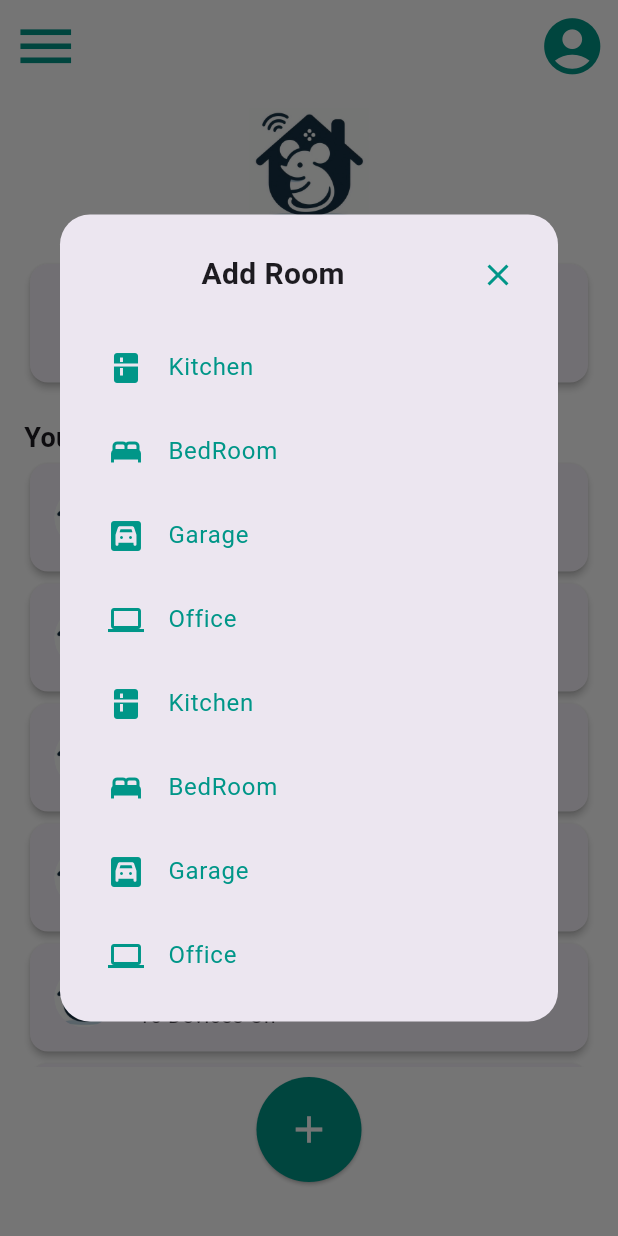
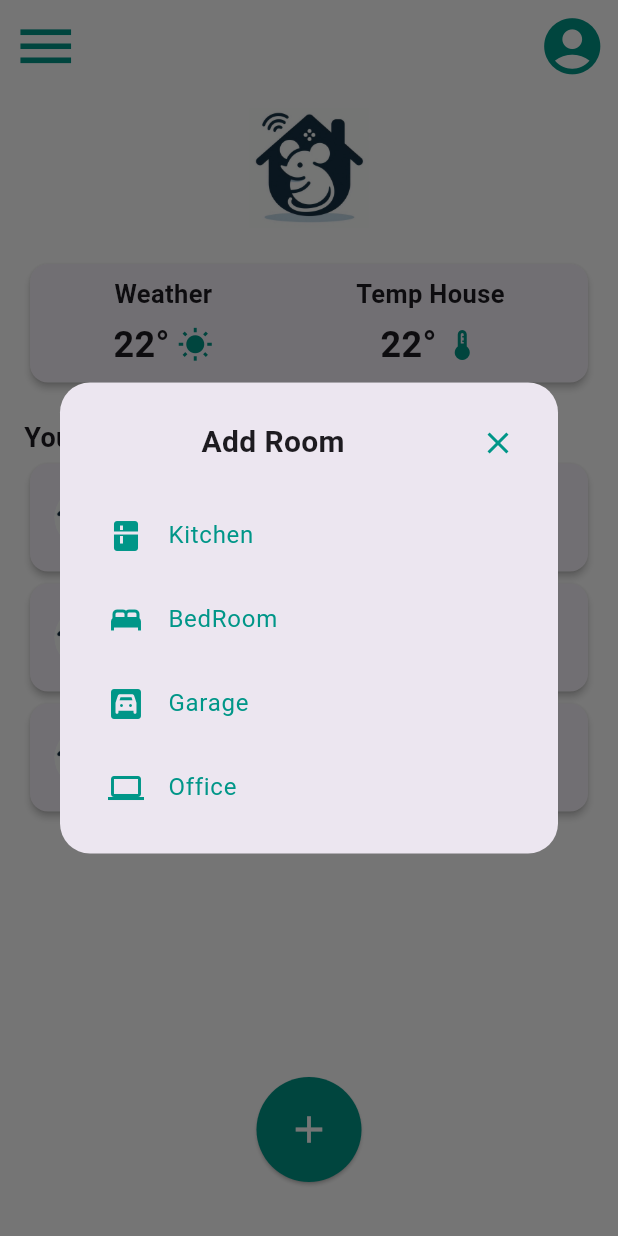
Before and after one commit to RGrave22/smhouse_app, a Flutter app: the MainScreen screen opened directly with empty values, after a tap on the "add" icon, on a phone screen of 412 x 824 dp. Run offline on Flutter 3.47's test engine with Material 3 defaults, Android fonts, the phone set to English and light mode, and no system bars; our stand-ins replace sqflite; accounts and stored records are empty.

Commit message:
Update MainPage.dart

```diff
--- a/lib/MainPage.dart
+++ b/lib/MainPage.dart
@@ -11,7 +11,10 @@ class MainScreen extends StatefulWidget {
 }
 
 class _MainScreenState extends State<MainScreen> {
-  // Método para exibir o popup customizado
+  // Lista para armazenar as divisões criadas, com algumas salas padrão
+  List<String> rooms = ['Living Room', 'Bedroom', 'Kitchen'];
+
+  // Método para exibir o popup de seleção de tipo de sala
   void _showAddRoomDialog() {
     showDialog(
       context: context,
@@ -43,7 +46,7 @@ void _showAddRoomDialog() {
                     ),
                     // Botão de fechar
                     IconButton(
-                    icon: Icon(Icons.close, color: Colors.teal),
+                      icon: const Icon(Icons.close, color: Colors.teal),
                       onPressed: () {
                         Navigator.of(context).pop(); // Fecha o popup
                       },
@@ -56,10 +59,6 @@ void _showAddRoomDialog() {
                 _buildRoomOption(Icons.bed, "BedRoom"),
                 _buildRoomOption(Icons.garage, "Garage"),
                 _buildRoomOption(Icons.computer, "Office"),
-                            _buildRoomOption(Icons.kitchen, "Kitchen"),
-              _buildRoomOption(Icons.bed, "BedRoom"),
-              _buildRoomOption(Icons.garage, "Garage"),
-              _buildRoomOption(Icons.computer, "Office"),
               ],
             ),
           ),
@@ -68,19 +67,93 @@ void _showAddRoomDialog() {
     );
   }
 
+  void _showEditRoomDialog(String roomType) {
+  TextEditingController _roomNameController = TextEditingController();
 
+  showDialog(
+    context: context,
+    builder: (BuildContext context) {
+      return Dialog(
+        shape: RoundedRectangleBorder(
+          borderRadius: BorderRadius.circular(20),
+        ),
+        child: Padding(
+          padding: const EdgeInsets.all(16.0),
+          child: Column(
+            mainAxisSize: MainAxisSize.min,
+            children: [
+              Row(
+                mainAxisAlignment: MainAxisAlignment.center,
+                children: [
+                  Expanded(
+                    child: Center(
+                      child: Text(
+                        'Edit Room - $roomType',
+                        style: const TextStyle(
+                          fontSize: 20,
+                          fontWeight: FontWeight.bold,
+                        ),
+                      ),
+                    ),
+                  ),
+                  IconButton(
+                    icon: const Icon(Icons.close, color: Colors.teal),
+                    onPressed: () {
+                      Navigator.of(context).pop();
+                    },
+                  ),
+                ],
+              ),
+              const SizedBox(height: 10),
+              TextField(
+                controller: _roomNameController,
+                decoration: const InputDecoration(
+                  labelText: 'Room Name',
+                  border: OutlineInputBorder(),
+                ),
+              ),
+              const SizedBox(height: 20),
+              ElevatedButton(
+                onPressed: () {
+                  // Verifica se o campo está vazio e atribui um nome padrão
+                  String roomName = _roomNameController.text.isEmpty
+                      ? 'Room ${rooms.length + 1}'
+                      : _roomNameController.text;
 
-  // Método para criar cada opção de divisão
+                  Navigator.of(context).pop();
+                  setState(() {
+                    rooms.add(roomName);
+                  });
+                  ScaffoldMessenger.of(context).showSnackBar(
+                    SnackBar(content: Text('Room "$roomName" created!')),
+                  );
+                },
+                style: ElevatedButton.styleFrom(
+                  backgroundColor: Colors.teal,
+                ),
+                child: const Text(
+                  'Create',
+                  style: TextStyle(
+                      fontSize: 16,
+                      fontWeight: FontWeight.bold,
+                      color: Colors.white),
+                ),
+              ),
+            ],
+          ),
+        ),
+      );
+    },
+  );
+}
+
   Widget _buildRoomOption(IconData icon, String label) {
     return ListTile(
       leading: Icon(icon, color: Colors.teal),
-      title: Text(label, style: TextStyle(color: Colors.teal)),
+      title: Text(label, style: const TextStyle(color: Colors.teal)),
       onTap: () {
-        // Lógica para seleção da divisão
         Navigator.of(context).pop();
-        ScaffoldMessenger.of(context).showSnackBar(
-          SnackBar(content: Text('$label added!')),
-        );
+        _showEditRoomDialog(label);
       },
     );
   }
@@ -92,13 +165,13 @@ void _showAddRoomDialog() {
         backgroundColor: Colors.white,
         elevation: 0,
         leading: IconButton(
-          icon: Icon(Icons.menu, color: Colors.teal),
+          icon: const Icon(Icons.menu, color: Colors.teal),
           iconSize: 45,
           onPressed: () {},
         ),
         actions: [
           IconButton(
-            icon: Icon(Icons.account_circle, color: Colors.teal),
+            icon: const Icon(Icons.account_circle, color: Colors.teal),
             iconSize: 45,
             onPressed: () {},
           ),
@@ -112,7 +185,7 @@ void _showAddRoomDialog() {
             Center(
               child: Image.asset('assets/Logo_init.jpeg', height: 80),
             ),
-            SizedBox(height: 20),
+            const SizedBox(height: 20),
             Card(
               elevation: 2,
               child: Padding(
@@ -126,40 +199,35 @@ void _showAddRoomDialog() {
                 ),
               ),
             ),
-            SizedBox(height: 20),
-            Text(
+            const SizedBox(height: 20),
+            const Text(
               'Your House:',
               style: TextStyle(fontSize: 18, fontWeight: FontWeight.bold),
             ),
             Expanded(
               child: ListView(
-                children: [
-                  _buildRoomCard('Living Room', '20 Devices On'),
-                  _buildRoomCard('Bedroom', '10 Devices On'),
-                  _buildRoomCard('Kitchen', '5 Devices On'),
-                                    _buildRoomCard('Living Room', '20 Devices On'),
-                  _buildRoomCard('Bedroom', '10 Devices On'),
-                  _buildRoomCard('Kitchen', '5 Devices On'),
-                ],
+                children: rooms
+                    .map((room) => _buildRoomCard(room, 'Devices On'))
+                    .toList(),
               ),
             ),
-            SizedBox(height: 7),
+            const SizedBox(height: 7),
             Center(
               child: ElevatedButton(
-                onPressed: _showAddRoomDialog, // Chama o método para exibir o popup
+                onPressed: _showAddRoomDialog,
                 style: ElevatedButton.styleFrom(
                   backgroundColor: Colors.teal,
-                  shape: CircleBorder(),
-                  padding: EdgeInsets.all(20),
+                  shape: const CircleBorder(),
+                  padding: const EdgeInsets.all(20),
                 ),
-                child: Icon(
+                child: const Icon(
                   Icons.add,
                   color: Colors.white,
                   size: 30,
                 ),
               ),
             ),
-            SizedBox(height: 20),
+            const SizedBox(height: 20),
           ],
         ),
       ),
@@ -174,17 +242,17 @@ void _showAddRoomDialog() {
       children: [
         Text(
           label,
-          style: TextStyle(fontSize: 17, fontWeight: FontWeight.bold),
+          style: const TextStyle(fontSize: 17, fontWeight: FontWeight.bold),
         ),
-        SizedBox(height: 5),
+        const SizedBox(height: 5),
         Row(
           mainAxisAlignment: MainAxisAlignment.center,
           children: [
             Text(
               value,
-              style: TextStyle(fontSize: 24, fontWeight: FontWeight.bold),
+              style: const TextStyle(fontSize: 24, fontWeight: FontWeight.bold),
             ),
-            SizedBox(width: 5),
+            const SizedBox(width: 5),
             Icon(icon, color: Colors.teal, size: 24),
           ],
         ),
@@ -196,12 +264,12 @@ void _showAddRoomDialog() {
     return Card(
       elevation: 2,
       child: ListTile(
-        leading: CircleAvatar(
+        leading: const CircleAvatar(
           backgroundImage: AssetImage('assets/Logo_init.jpeg'),
         ),
         title: Text(roomName),
         subtitle: Text(devicesOn),
-        trailing: Icon(Icons.chevron_right),
+        trailing: const Icon(Icons.chevron_right),
       ),
     );
   }
```
Lines whose indentation alone changed are shown as unchanged.
